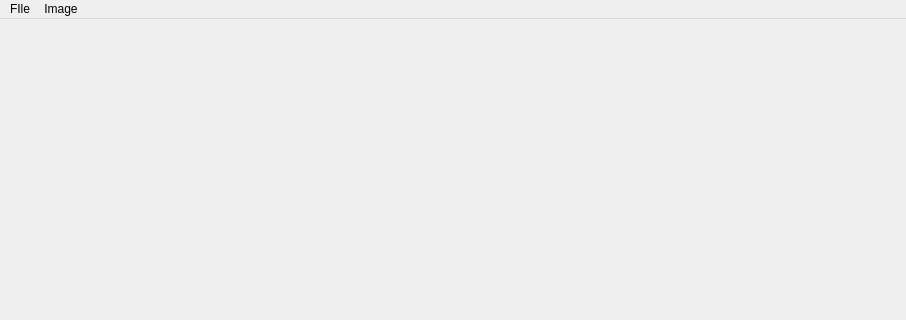
This is ui/mainWindow.ui in GZ123123/DIP as Qt 5 draws it before an edit; both pictures show x 0 to 906 and y 0 to 320 of the 906 by 595 pixel window. The edited form follows.
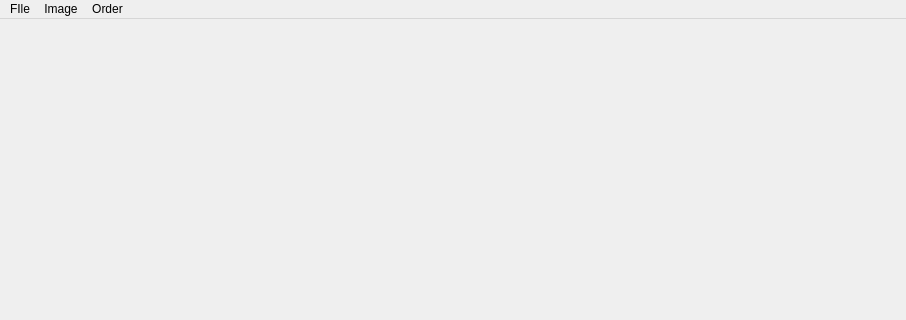
This is the edited form.

```diff
--- a/ui/mainWindow.ui
+++ b/ui/mainWindow.ui
@@ -46,9 +46,17 @@
     <addaction name="actionBox_Filter"/>
     <addaction name="actionMedian_Filter"/>
     <addaction name="actionBilateral_Filter"/>
+    <addaction name="actionMedian_threshold"/>
+   </widget>
+   <widget class="QMenu" name="menuOrder">
+    <property name="title">
+     <string>Order</string>
+    </property>
+    <addaction name="actionHistogram"/>
    </widget>
    <addaction name="menuFIle"/>
    <addaction name="menuImage"/>
+   <addaction name="menuOrder"/>
   </widget>
   <action name="actionOpen">
    <property name="text">
```
Left out of the diff: 35 changed lines with no effect on the pictures.
